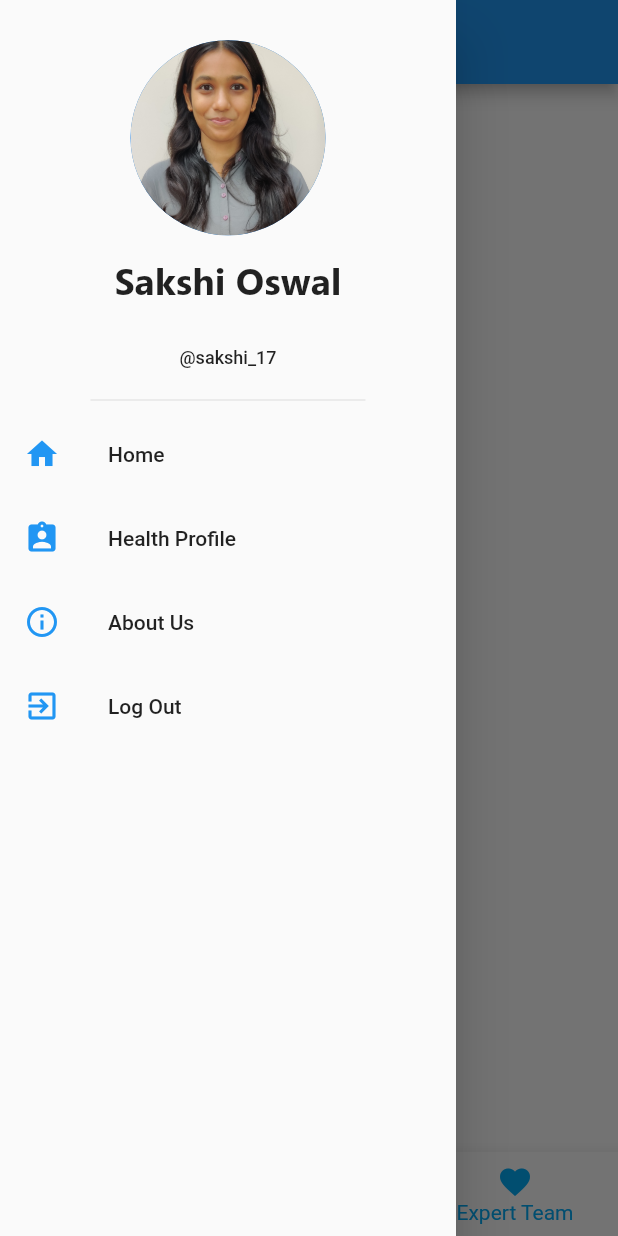
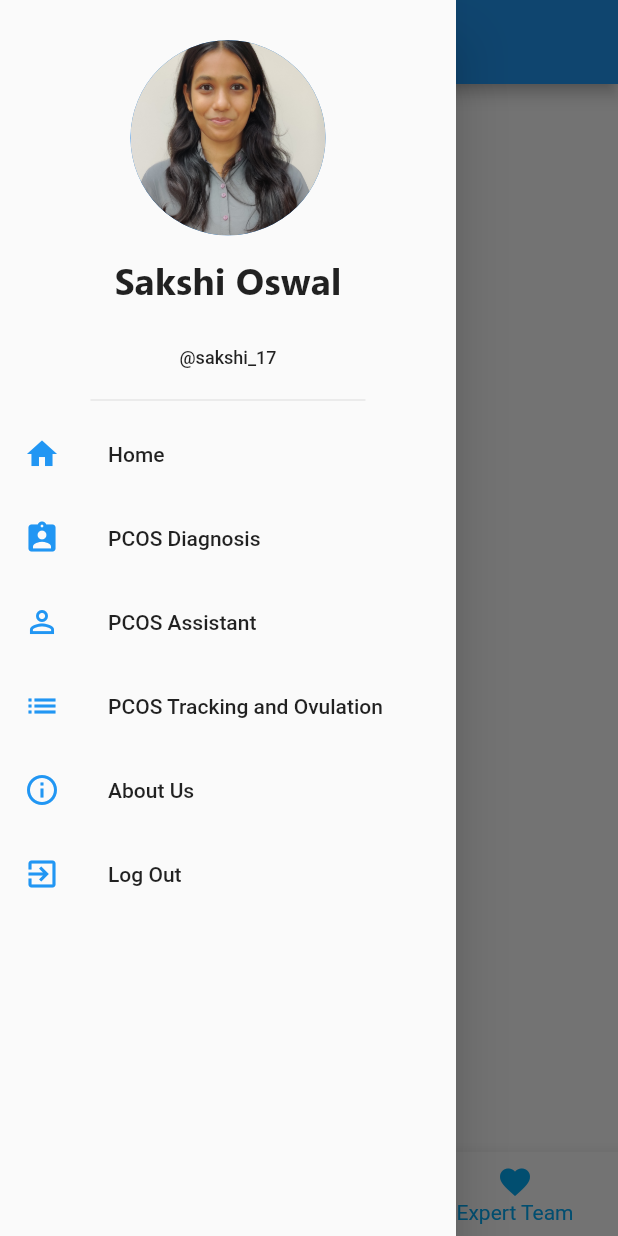
Before and after one commit to sakshi170920/Pcos-App, a Flutter app: the HomePage screen opened by its route, item 3 of the bottom bar chosen, with the side drawer open, on a phone screen of 412 x 824 dp. Run offline on Flutter 3.47's test engine with Material 2 defaults, Android fonts, the phone set to English and light mode, and no system bars; our stand-ins replace animated_text_kit, cloud_firestore, firebase_auth, modal_progress_hud; accounts and stored records are empty.

Commit message:
Made some UI Changes

```diff
--- a/Flutter-App/pcos_app/lib/features/health_insights.dart
+++ b/Flutter-App/pcos_app/lib/features/health_insights.dart
@@ -4,7 +4,7 @@ import 'package:flutter/cupertino.dart';
 import 'package:flutter/material.dart';
 import 'package:flutter/widgets.dart';
 class BlogSection extends StatelessWidget {
-  final titles = ["Periods","Nutrition","Health","Yoga and Exercise "];
+  final titles = ["Cycle Phases and Periods","Reproductive Health and Care","Balanced Nutrition for Female Health","Finding your Harmony"];
   @override
   Widget build(BuildContext context) {
     return Scaffold(
--- a/Flutter-App/pcos_app/lib/homepage.dart
+++ b/Flutter-App/pcos_app/lib/homepage.dart
@@ -15,8 +15,8 @@ class HomePage extends StatefulWidget {
 class HomePageState extends State<HomePage> {
   int selectedIndex = 0;
   final widgetOptions = [
+    BlogSection(),
     ChatScreen(),
-    BlogSection(),
     Text('Favourites'),
   ];
 
@@ -32,9 +32,9 @@ class HomePageState extends State<HomePage> {
       ),
       bottomNavigationBar: BottomNavigationBar(
         items: <BottomNavigationBarItem>[
-          BottomNavigationBarItem(icon: Icon(Icons.people), title: Text('Community')),
           BottomNavigationBarItem(
               icon: Icon(Icons.lightbulb_outline), title: Text('Health Insights')),
+          BottomNavigationBarItem(icon: Icon(Icons.people), title: Text('Virago Community')),
           BottomNavigationBarItem(
               icon: Icon(Icons.favorite), title: Text('Expert Team')),
         ],
--- a/Flutter-App/pcos_app/lib/widgets/AppDrawer.dart
+++ b/Flutter-App/pcos_app/lib/widgets/AppDrawer.dart
@@ -58,7 +58,11 @@ class AppDrawer extends StatelessWidget {
               children: [
                 DrawerListItem(icon: Icons.home,title: "Home", id : HomePage.id,
                 ),
-                DrawerListItem(icon: Icons.assignment_ind , title: "Health Profile", id: null,
+                DrawerListItem(icon: Icons.assignment_ind , title: "PCOS Diagnosis", id: null,
+                ),
+                DrawerListItem(icon: Icons.person_outline , title: "PCOS Assistant", id: null,
+                ),
+                DrawerListItem(icon: Icons.list , title: "PCOS Tracking and Ovulation", id: null,
                 ),
                 DrawerListItem(icon: Icons.info_outline,title: "About Us", id : null,
                 ),
```
